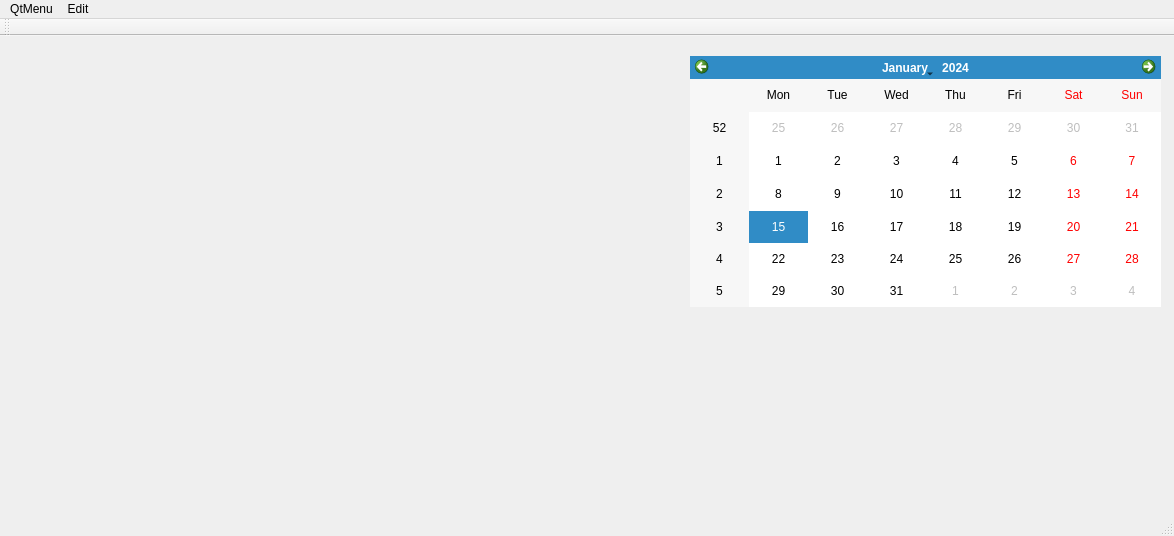
Qt form mainwindow.ui (zoltan-ongithub/qtcefsample) before a commit.
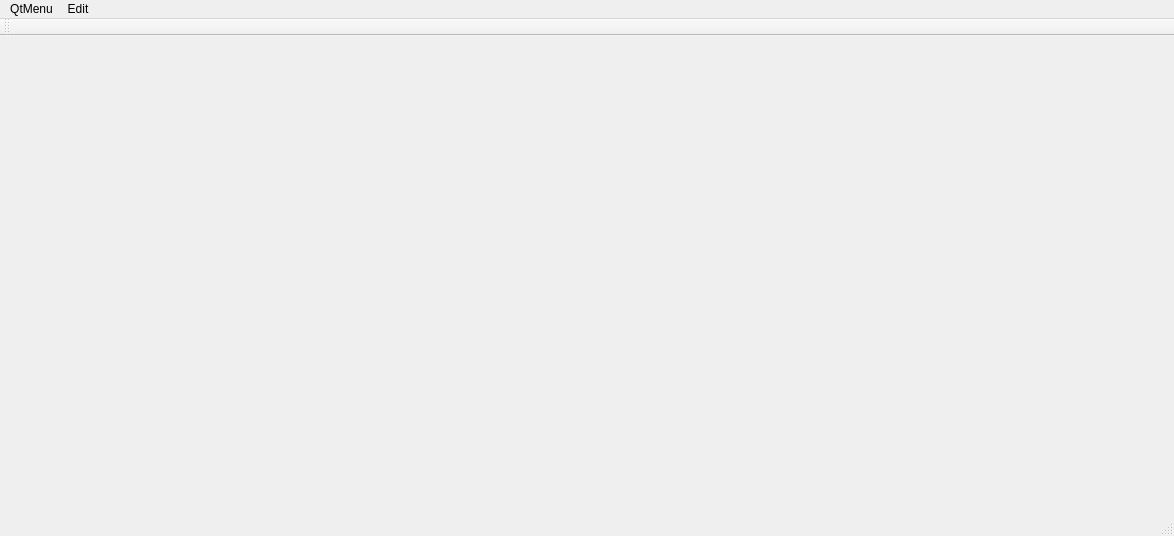
The same form after that commit.

```diff
--- a/mainwindow.ui
+++ b/mainwindow.ui
@@ -14,26 +14,11 @@
    <string>MainWindow</string>
   </property>
   <widget class="QWidget" name="centralWidget">
-   <widget class="QWidget" name="browserWidget" native="true">
-    <property name="geometry">
-     <rect>
-      <x>20</x>
-      <y>20</y>
-      <width>601</width>
-      <height>431</height>
-     </rect>
-    </property>
-   </widget>
-   <widget class="QCalendarWidget" name="calendarWidget">
-    <property name="geometry">
-     <rect>
-      <x>690</x>
-      <y>20</y>
-      <width>471</width>
-      <height>251</height>
-     </rect>
-    </property>
-   </widget>
+   <layout class="QVBoxLayout" name="verticalLayout">
+    <item>
+     <widget class="QWidget" name="browserWidget" native="true"/>
+    </item>
+   </layout>
   </widget>
   <widget class="QMenuBar" name="menuBar">
    <property name="geometry">
```
Left out of the diff: 2 changed lines with no effect on the pictures.
